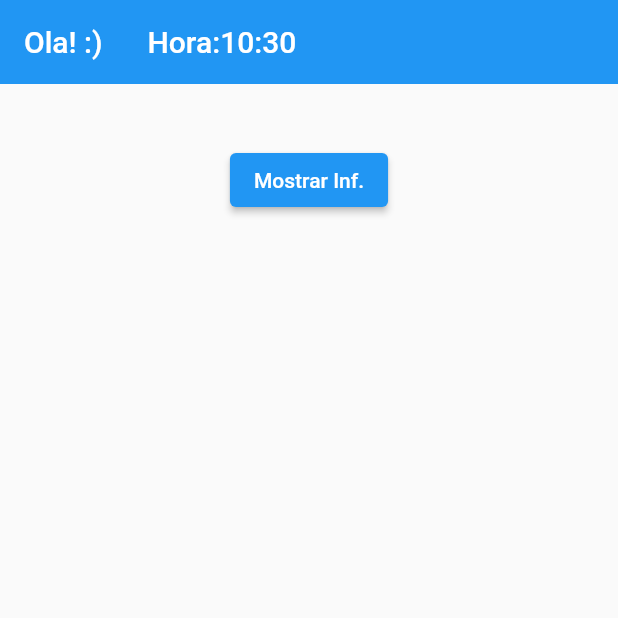
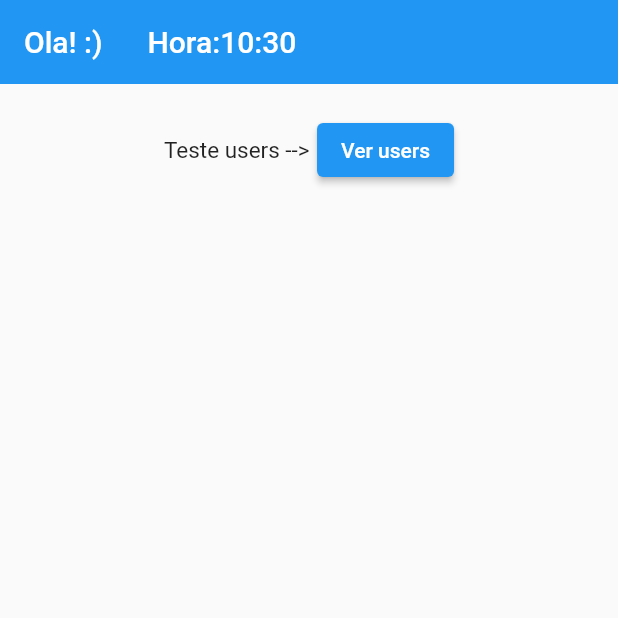
Before and after one commit to Pedrof13/teste, a Flutter app: the screen it shows after launch, on a phone screen of 412 x 824 dp, the top half of it. Run offline on Flutter 3.47's test engine with Material 2 defaults, Android fonts, the light colour scheme and no system bars.

Commit message:
atualização feita no dia 07/03/2023 às 16:48

```diff
--- a/lib/main.dart
+++ b/lib/main.dart
@@ -2,6 +2,7 @@ import 'package:flutter/material.dart';
 import 'package:teste/InfUsers.dart';
 import 'package:intl/intl.dart';
 import 'package:teste/constants/appBarCustom.dart';
+
 
 void main() {
   runApp(const MyApp());
@@ -53,7 +54,7 @@ class _MyHomePageState extends State<MyHomePage> {
     return Scaffold(
 
       appBar: AppBar(
-        title: Text(widget.title+_dateFormatted.toString() , style: TextStyle(color: Colors.white),),
+        title: Text(widget.title+_dateFormatted.toString() , style: const TextStyle(color: Colors.white),),
       ),
 
       body: Center(
@@ -63,19 +64,33 @@ class _MyHomePageState extends State<MyHomePage> {
           mainAxisAlignment: MainAxisAlignment.start,
           children: <Widget>[
 
-            const SizedBox(
-              height: 40,
+            const SizedBox(height: 20),
+
+            Row(
+              mainAxisAlignment: MainAxisAlignment.center,
+              children: <Widget>[
+
+                Text("Teste users -->",style: TextStyle(fontSize: 15),),
+
+                SizedBox(width: 5),
+
+                ElevatedButton(
+                  onPressed: (){
+
+                    Navigator.push(
+                      context,
+                      MaterialPageRoute(builder: (context) => const InfUsers()),);
+                  },
+
+                  child: const Text("Ver users"), ),
+
+
+
+              ],
             ),
 
-            ElevatedButton(
-                onPressed: (){
 
-                  Navigator.push(
-                    context,
-                    MaterialPageRoute(builder: (context) => const InfUsers()),);
-                },
 
-                child: const Text("Mostrar Inf."), ),
 
           ],
         ),
```
Also changed, not shown: lib/InfUsers.dart (+4 -4 lines), lib/Functions/Users/CreateUser.dart (renamed from lib/Functions/CreateUser.dart), lib/Functions/Users/DeleteUser.dart (renamed from lib/Functions/DeleteUser.dart), lib/Functions/Users/EditUser.dart (renamed from lib/Functions/EditUser.dart), lib/Functions/Users/GetUsers.dart (renamed from lib/Functions/GetUsers.dart).
